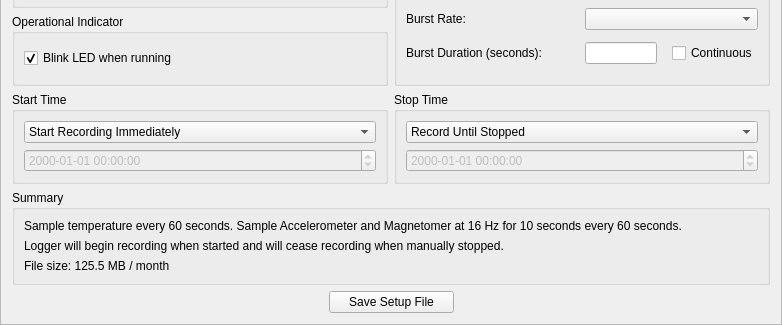
Above: gui/designer_files/setup.ui from LowellInstruments/Domino before the change; both pictures show x 0 to 782 and y 168 to 493 of the 782 by 493 pixel window. Below: the same form after it.
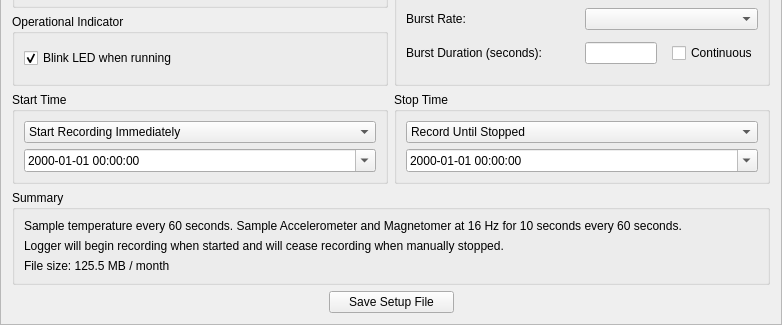
That is the form after the change.

Commit message: Make datetime widget disappear when not in use

The edit to the form file:
```diff
--- a/gui/designer_files/setup.ui
+++ b/gui/designer_files/setup.ui
@@ -142,11 +142,14 @@
       <item row="1" column="0">
        <widget class="QDateTimeEdit" name="dateTimeEdit_start_time">
         <property name="enabled">
-         <bool>false</bool>
+         <bool>true</bool>
         </property>
         <property name="displayFormat">
          <string>yyyy-MM-dd HH:mm:ss</string>
         </property>
+        <property name="calendarPopup">
+         <bool>true</bool>
+        </property>
        </widget>
       </item>
      </layout>
@@ -175,11 +178,14 @@
       <item row="1" column="0">
        <widget class="QDateTimeEdit" name="dateTimeEdit_end_time">
         <property name="enabled">
-         <bool>false</bool>
+         <bool>true</bool>
         </property>
         <property name="displayFormat">
          <string>yyyy-MM-dd HH:mm:ss</string>
         </property>
+        <property name="calendarPopup">
+         <bool>true</bool>
+        </property>
        </widget>
       </item>
      </layout>
```
The commit also changes 3 other files.
